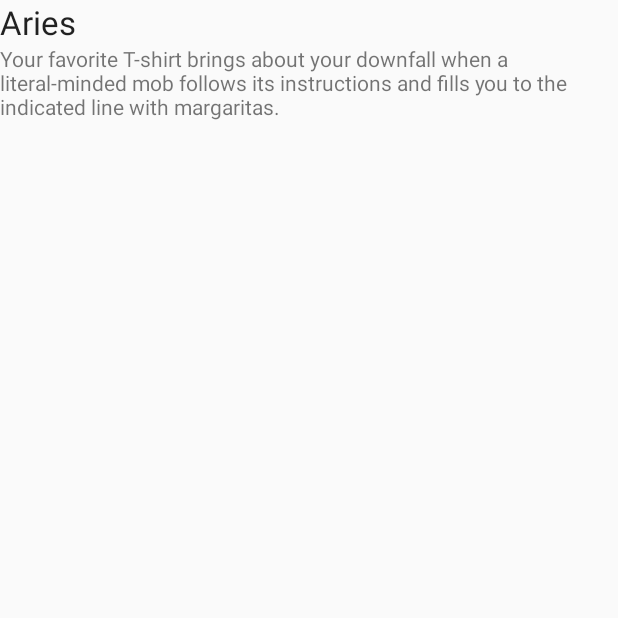
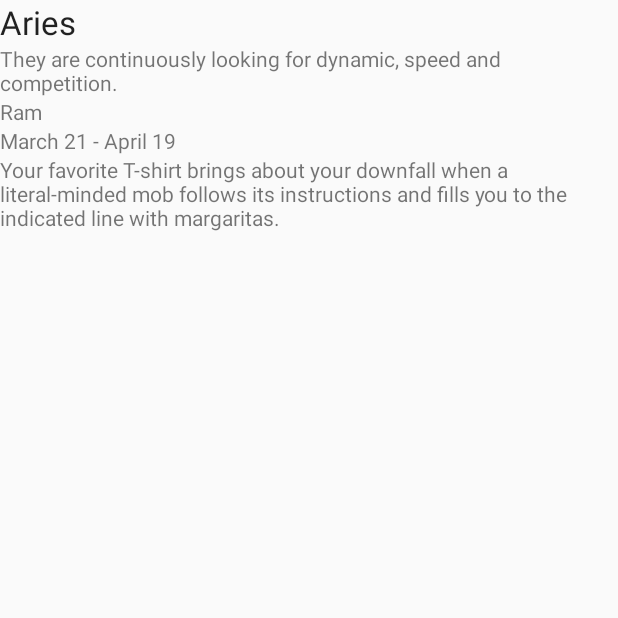
Before and after one commit to iantimmis/Horoscope, an Android app: the screen it shows after launch (DetailActivity), after a tap on "Aries", on a phone screen of 412 x 824 dp, the top half of it. Run offline under Robolectric (Android 15) with nearby library versions, the phone set to English and light mode, and no system bars.

Commit message:
Added additional fields into detail fragment of horoscope.

```diff
--- a/app/src/main/java/edu/ltu/itimmis/horoscope/Horoscope.java
+++ b/app/src/main/java/edu/ltu/itimmis/horoscope/Horoscope.java
@@ -1,6 +1,7 @@
 package edu.ltu.itimmis.horoscope;
 
 /**
+ * Horoscope class
  * Created by itimmis on 10/6/2016.
  */
 public class Horoscope
@@ -8,45 +9,90 @@ public class Horoscope
     String name;
     String description;
 
+    String month;
+    String horoscope;
+    String symbol;
+
     public static final Horoscope[] horoscopes = {
-            new Horoscope("Libra",
-                    "Next time, when passing a note intended to find out if someone likes you, you’ll know to provide more than one box to check."),
-            new Horoscope("Aries",
+             new Horoscope("Aries",
+                    "They are continuously looking for dynamic, speed and competition.",
+                    "Ram",
+                    "March 21 - April 19",
                     "Your favorite T-shirt brings about your downfall when a literal-minded mob follows its instructions and fills you to the indicated line with margaritas."),
             new Horoscope("Taurus",
+                    "Taurus is the first when it comes to harvesting the fruits of his labor.",
+                    "Bull",
+                    "April 20 - May 20",
                     "Many have felt the Love Which Dare Not Speak Its Name, but you’ll experience the Love That Bellows Its Name Out A Crosstown-Bus Window All Day."),
             new Horoscope("Gemini",
+                    "Gemini represents two different sides of personality and you will never be sure with whom you will face.",
+                    "Twins",
+                    "May 21 - June 20",
                     "Once again, the specter of war will dominate international news, preventing people the world over from learning how you made the world’s largest apple pie."),
             new Horoscope("Cancer",
+                    "Cancer can be one of the most challenging Zodiac signs to get to know.",
+                    "Crab",
+                    "June 21 - July 22",
                     "Your problem is that you have no sense of proportion, which is why you paid surgeons to enlarge your head and hands."),
             new Horoscope("Leo",
+                    "People born under the sign of Leo are natural born leaders.",
+                    "Lion",
+                    "July 23 - August 22",
                     "Some people believe your house in Heaven is filled with all the things you lost while on earth, which explains the dead pets lying everywhere."),
             new Horoscope("Virgo",
+                    "Virgos are always paying attention to smallest details and their deep sense of humanity makes them one of the most careful signs of the zodiac.",
+                    "Maiden",
+                    "August 23 – September 22",
                     "That run for the record books once again falls short when you start Boston’s all-time second-largest fire."),
+            new Horoscope("Libra",
+                    "People born under the sign of Libra are peaceful and fair,",
+                    "Scales",
+                    "September 23 - October 22",
+                    "Next time, when passing a note intended to find out if someone likes you, you’ll know to provide more than one box to check."),
             new Horoscope("Scorpio",
+                    "Scorpio is a great leader, always aware of the situation and also features prominently in resourcefulness.",
+                    "Scorpion",
+                    "October 23 - November 21",
                     "The story of the universe has always fascinated you, but the ending will leave you with a lot of unanswered questions."),
             new Horoscope("Sagittarius",
+                    "Sagittarius is extrovert, optimistic and enthusiastic, and likes changes.",
+                    "Archer",
+                    "November 22 - December 21",
                     "You’ll never smile again after the tragic loss of your lower jaw and lips this week."),
             new Horoscope("Capricorn",
+                    "Capricorn is practical and is considered to be the most serious sign of the zodiac, who possess an independence that enables significant progress both on the personal level and in business.",
+                    "Sea-Goat",
+                    "December 22 - January 19",
                     "As it turns out, there are indeed mountains high enough and valleys low enough to keep you from your love."),
             new Horoscope("Aquarius",
+                    "Aquarius-born are shy and quiet , but on the other hand they can be eccentric and energetic.",
+                    "Water-Bearer",
+                    "January 20 - February 18",
                     "The stars wouldn’t take the risks you do, but, hey, it’s your life for the next six months or so."),
-            new Horoscope("Pices",
+            new Horoscope("Pisces",
+                    "Pisces are very friendly, so they often find themselves in a company of very different people.",
+                    "Fish",
+                    "February 19 - March 20",
                     "You’ll be trapped in a hell of your own making, forcing you to admit that you really should have put in more bathrooms.")
     };
 
-    private Horoscope(String name, String description) {
+    private Horoscope(String name, String description, String symbol, String month, String horoscope) {
         this.name = name;
         this.description = description;
+        this.symbol = symbol;
+        this.month = month;
+        this.horoscope = horoscope;
     }
 
     public String getDescription() {
         return description;
     }
-
     public String getName() {
         return name;
     }
+    public String getMonth() {return month; }
+    public String getHoroscope() { return horoscope; }
+    public String getSymbol() { return symbol; }
 
     public String toString() {
         return this.name;
--- a/app/src/main/java/edu/ltu/itimmis/horoscope/HoroscopeDetailFragment.java
+++ b/app/src/main/java/edu/ltu/itimmis/horoscope/HoroscopeDetailFragment.java
@@ -46,8 +46,18 @@ public class HoroscopeDetailFragment extends Fragment {
             TextView title = (TextView) view.findViewById(R.id.textTitle);
             Horoscope horoscope = Horoscope.horoscopes[(int) horoscopeId];
             title.setText(horoscope.getName());
+
             TextView description = (TextView) view.findViewById(R.id.textDescription);
             description.setText(horoscope.getDescription());
+
+            TextView symbol = (TextView) view.findViewById(R.id.textSymbol);
+            symbol.setText(horoscope.getSymbol());
+
+            TextView month = (TextView) view.findViewById(R.id.textMonth);
+            month.setText(horoscope.getMonth());
+
+            TextView horo = (TextView) view.findViewById(R.id.textHoroscope);
+            horo.setText(horoscope.getHoroscope());
         }
     }
 
--- a/app/src/main/res/layout/fragment_horoscope_detail.xml
+++ b/app/src/main/res/layout/fragment_horoscope_detail.xml
@@ -13,10 +13,26 @@ android:orientation = "vertical">
     android:id="@+id/textTitle" />
 
 <TextView
+        android:layout_width="wrap_content"
+        android:layout_height="wrap_content"
+        android:text=""
+        android:id="@+id/textDescription" />
+<TextView
     android:layout_width="wrap_content"
     android:layout_height="wrap_content"
     android:text=""
-    android:id="@+id/textDescription"
-    />
+    android:id="@+id/textSymbol"/>
+
+<TextView
+    android:layout_width="wrap_content"
+    android:layout_height="wrap_content"
+    android:text=""
+    android:id="@+id/textMonth"/>
+
+<TextView
+    android:layout_width="wrap_content"
+    android:layout_height="wrap_content"
+    android:text=""
+    android:id="@+id/textHoroscope"/>
 
 </LinearLayout>
```
